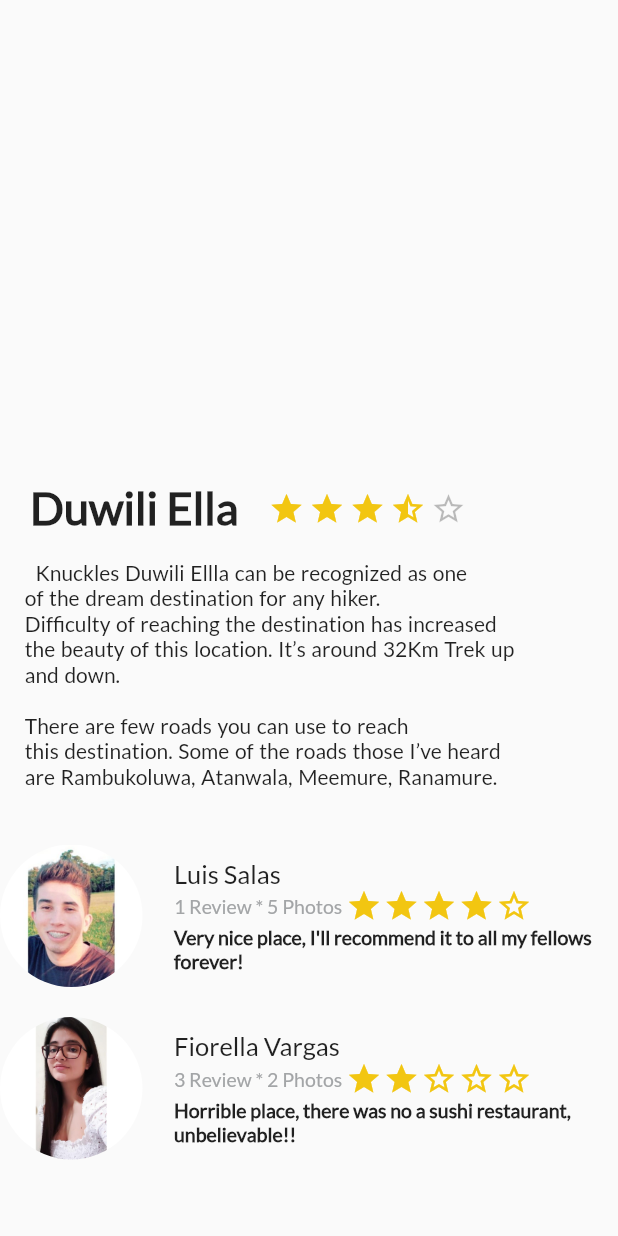
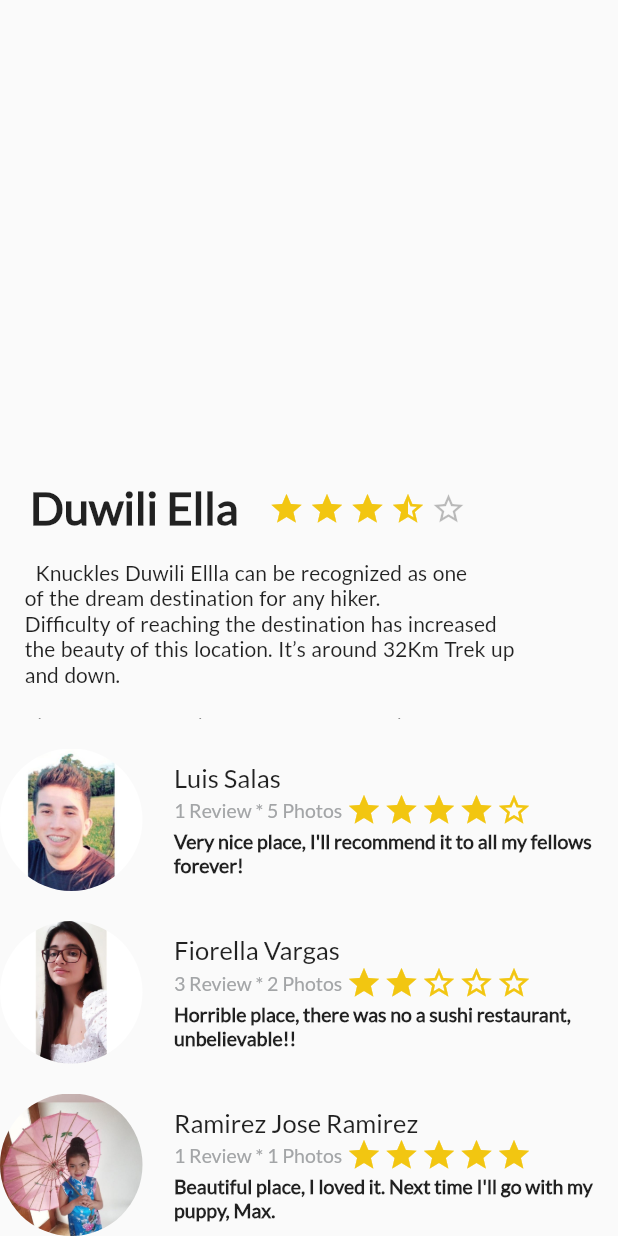
Before and after one commit to Pirris-Salas/FlutterAvanzado, a Flutter app: the screen it shows after launch, on a phone screen of 412 x 824 dp. Run offline on Flutter 3.47's test engine with Material 2 defaults, Android fonts, the phone set to English and light mode, and no system bars; statements that could not run were skipped.

Commit message:
Se agrega un tecer review con la foto de Ramirez

```diff
--- a/lib/review_list.dart
+++ b/lib/review_list.dart
@@ -5,6 +5,7 @@ class ReviewList extends StatelessWidget{
 
   String imageUrl = "assets/img/profile.jpg";
   String imageSuqui = "assets/img/suqui.jpg";
+  String imageRamirez= "assets/img/ramirez.jpg";
 
   @override
   Widget build(BuildContext context) {
@@ -12,6 +13,7 @@ class ReviewList extends StatelessWidget{
       children: <Widget>[
         new Review(imageUrl, "Luis Salas", "1 Review * 5 Photos", "Very nice place, I'll recommend it to all my fellows forever!",4),
         new Review(imageSuqui, "Fiorella Vargas", "3 Review * 2 Photos", "Horrible place, there was no a sushi restaurant, unbelievable!!",2),
+        new Review(imageRamirez, "Ramirez Jose Ramirez", "1 Review * 1 Photos", "Beautiful place, I loved it. Next time I'll go with my puppy, Max.",5),
       ],
     );
   }
--- a/pubspec.yaml
+++ b/pubspec.yaml
@@ -52,6 +52,7 @@ flutter:
      - assets/logo.ico
      - assets/img/profile.jpg
      - assets/img/suqui.jpg
+     - assets/img/ramirez.jpg
 
   # An image asset can refer to one or more resolution-specific "variants", see
   # https://flutter.dev/assets-and-images/#resolution-aware.
```
Also changed, not shown: assets/img/ramirez.jpg (added), 1 other file.
